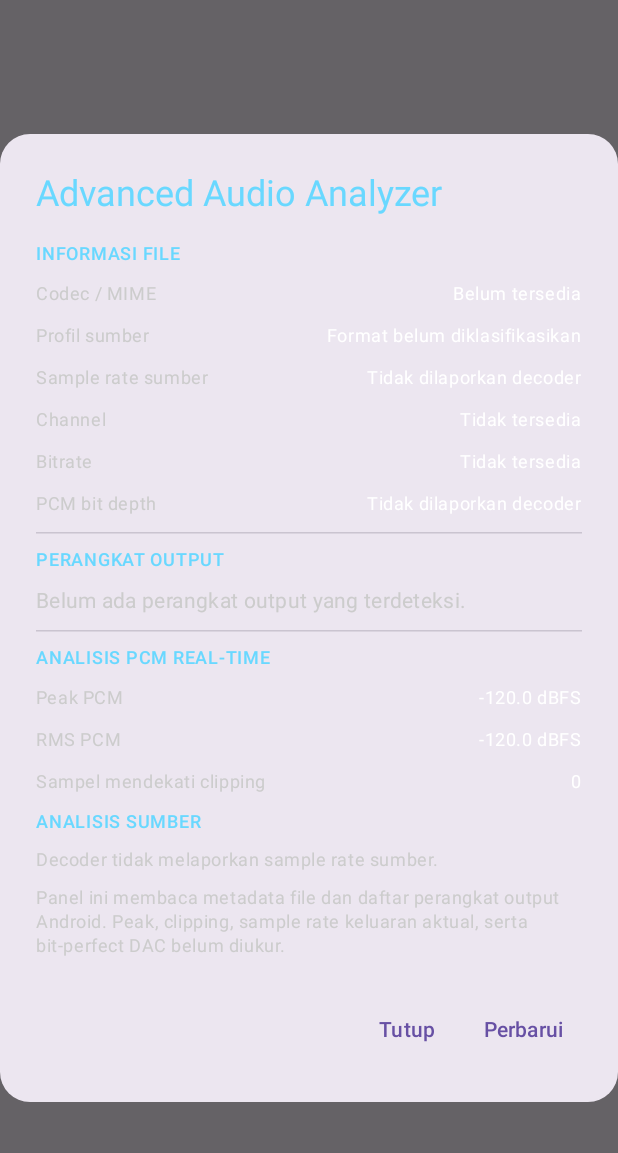
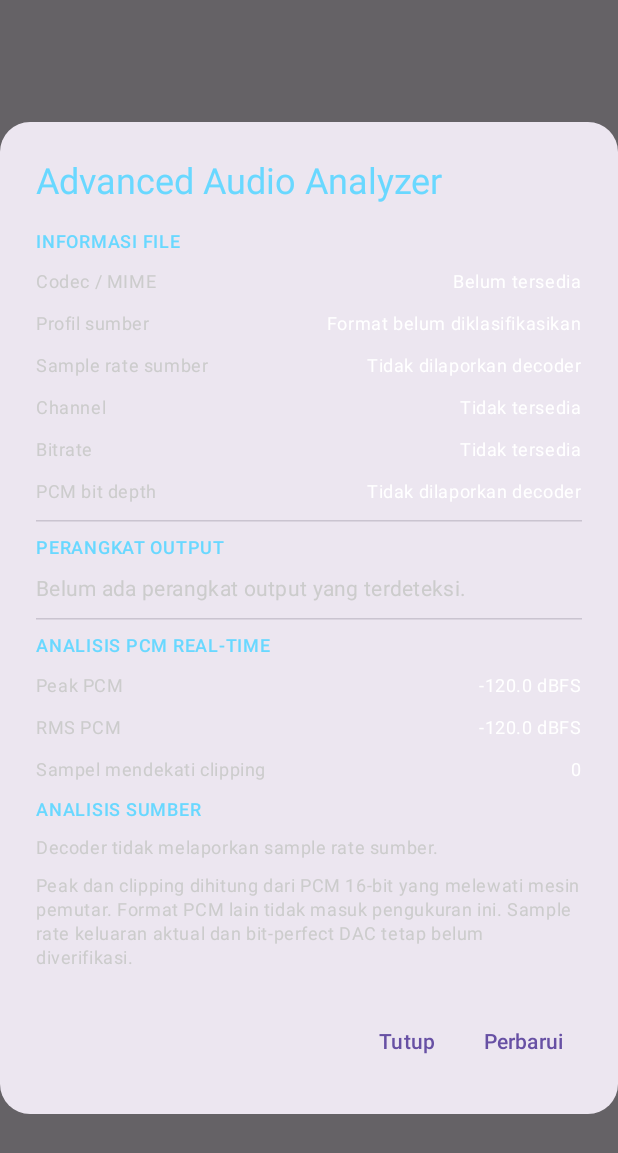
Before and after one commit to PedjoeangSolo/shyntax-audio, an Android app built with Jetpack Compose: the composable HiResAudioDialog called with empty values, on a phone screen of 412 x 824 dp. Shown: the top 1153 px of the screen. Run offline under Robolectric (Android 15) with nearby library versions, the phone set to English and light mode, and no system bars; 5 statements that could not run were skipped.

Commit message:
Correct PCM encoding labels and analyzer notes

```diff
--- a/app/src/main/java/com/shyntax/audio/HiResAudioDialog.kt
+++ b/app/src/main/java/com/shyntax/audio/HiResAudioDialog.kt
@@ -81,7 +81,7 @@ fun HiResAudioDialog(
                     color = Color.LightGray
                 )
                 Text(
-                    "Panel ini membaca metadata file dan daftar perangkat output Android. Peak, clipping, sample rate keluaran aktual, serta bit-perfect DAC belum diukur.",
+                    "Peak dan clipping dihitung dari PCM 16-bit yang melewati mesin pemutar. Format PCM lain tidak masuk pengukuran ini. Sample rate keluaran aktual dan bit-perfect DAC tetap belum diverifikasi.",
                     style = MaterialTheme.typography.bodySmall,
                     color = Color.LightGray
                 )
@@ -103,7 +103,8 @@ private fun InfoRow(label: String, value: String) {
 
 private fun pcmLabel(encoding: Int?): String = when (encoding) {
     2 -> "16-bit PCM"
-    4 -> "24-bit packed PCM"
+    4 -> "32-bit Float PCM"
+    21 -> "24-bit packed PCM"
     22 -> "32-bit PCM"
     null -> "Tidak dilaporkan decoder"
     else -> "Encoding PCM $encoding"
```
